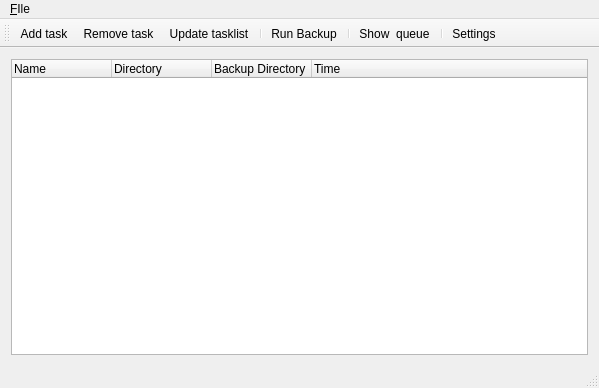
The window that mainwindow.ui (ARDev1161/qBackupNew) describes before a commit, drawn with Qt 5.
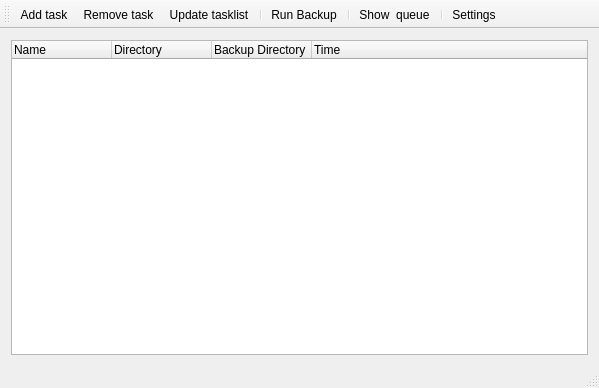
The same window after the commit.

The edit to the form file:
```diff
--- a/mainwindow.ui
+++ b/mainwindow.ui
@@ -42,26 +42,6 @@
    </layout>
   </widget>
   <widget class="QStatusBar" name="statusBar"/>
-  <widget class="QMenuBar" name="menuBar">
-   <property name="geometry">
-    <rect>
-     <x>0</x>
-     <y>0</y>
-     <width>599</width>
-     <height>23</height>
-    </rect>
-   </property>
-   <widget class="QMenu" name="menuFIle">
-    <property name="title">
-     <string>&amp;FIle</string>
-    </property>
-    <addaction name="actionAdd_task"/>
-    <addaction name="actionRemove_task"/>
-    <addaction name="actionUpdate"/>
-    <addaction name="actionRun_Backup"/>
-   </widget>
-   <addaction name="menuFIle"/>
-  </widget>
   <widget class="QToolBar" name="toolBar">
    <property name="windowTitle">
     <string>toolBar</string>
```
